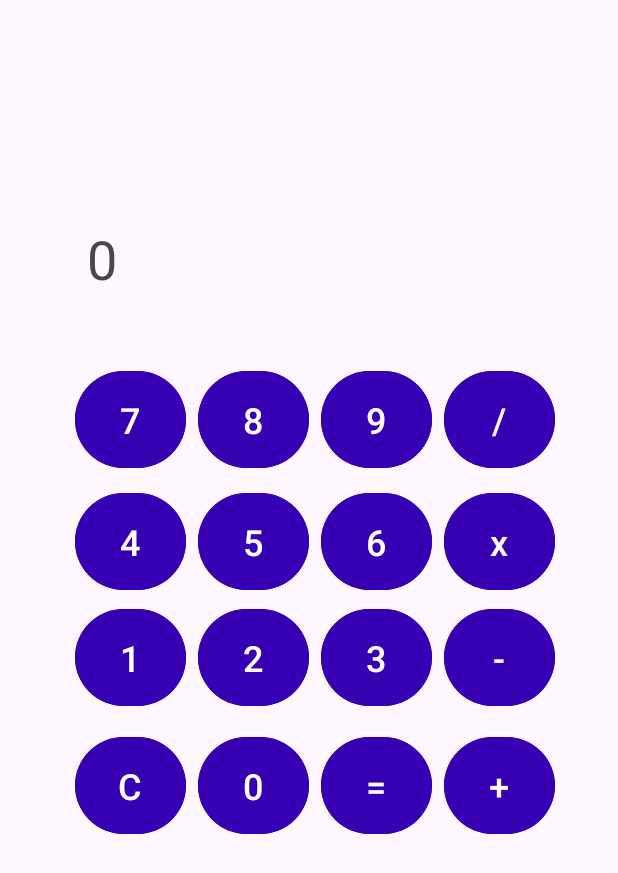
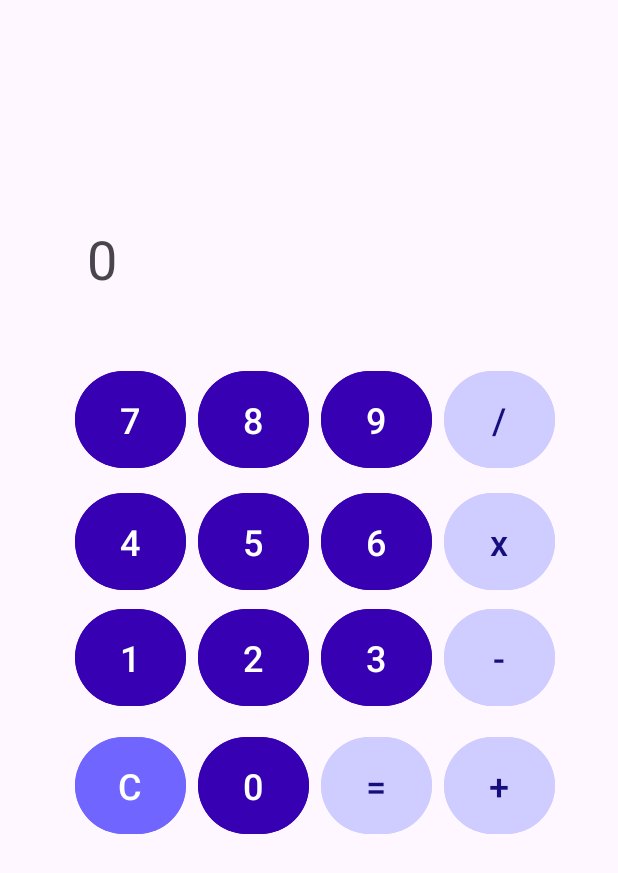
Before and after one commit to sawthetphyoe/log-book-app, an Android app: the CalculatorActivity screen opened directly, with no data from a screen before it, on a phone screen of 412 x 824 dp. Shown: the top 873 px of the screen. Run offline under Robolectric (Android 15) with nearby library versions, the phone set to English and light mode, and no system bars.

Commit message:
change calculator button colors

```diff
--- a/app/src/main/res/layout/activity_calculator.xml
+++ b/app/src/main/res/layout/activity_calculator.xml
@@ -79,10 +79,10 @@
             android:layout_width="0dp"
             android:layout_height="wrap_content"
             android:layout_weight="1"
-            android:backgroundTint="@color/design_default_color_primary_dark"
+            android:backgroundTint="#cfccff"
             android:padding="16dp"
             android:text="@string/minus"
-            android:textColor="@color/white"
+            android:textColor="#150e7c"
             android:textSize="24sp" />
     </LinearLayout>
 
@@ -144,10 +144,10 @@
             android:layout_width="0dp"
             android:layout_height="wrap_content"
             android:layout_weight="1"
-            android:backgroundTint="@color/design_default_color_primary_dark"
+            android:backgroundTint="#cfccff"
             android:padding="16dp"
             android:text="@string/multiply"
-            android:textColor="@color/white"
+            android:textColor="#150e7c"
             android:textSize="24sp" />
     </LinearLayout>
 
@@ -173,10 +173,10 @@
             android:layout_width="0dp"
             android:layout_height="wrap_content"
             android:layout_weight="1"
-            android:backgroundTint="@color/design_default_color_primary_dark"
+            android:backgroundTint="#7066ff"
             android:padding="16dp"
             android:text="@string/clear"
-            android:textColor="@color/white"
+            android:textColor="#ffffff"
             android:textSize="24sp" />
 
         <Button
@@ -197,10 +197,10 @@
             android:layout_width="0dp"
             android:layout_height="wrap_content"
             android:layout_weight="1"
-            android:backgroundTint="@color/design_default_color_primary_dark"
+            android:backgroundTint="#cfccff"
             android:padding="16dp"
             android:text="@string/equal"
-            android:textColor="@color/white"
+            android:textColor="#150e7c"
             android:textSize="24sp" />
 
         <Button
@@ -209,10 +209,10 @@
             android:layout_width="0dp"
             android:layout_height="wrap_content"
             android:layout_weight="1"
-            android:backgroundTint="@color/design_default_color_primary_dark"
+            android:backgroundTint="#cfccff"
             android:padding="16dp"
             android:text="@string/plus"
-            android:textColor="@color/white"
+            android:textColor="#150e7c"
             android:textSize="24sp" />
     </LinearLayout>
 
@@ -274,10 +274,10 @@
             android:layout_width="0dp"
             android:layout_height="wrap_content"
             android:layout_weight="1"
-            android:backgroundTint="@color/design_default_color_primary_dark"
+            android:backgroundTint="#cfccff"
             android:padding="16dp"
             android:text="@string/divide"
-            android:textColor="@color/white"
+            android:textColor="#150e7c"
             android:textSize="24sp" />
     </LinearLayout>
 
```
